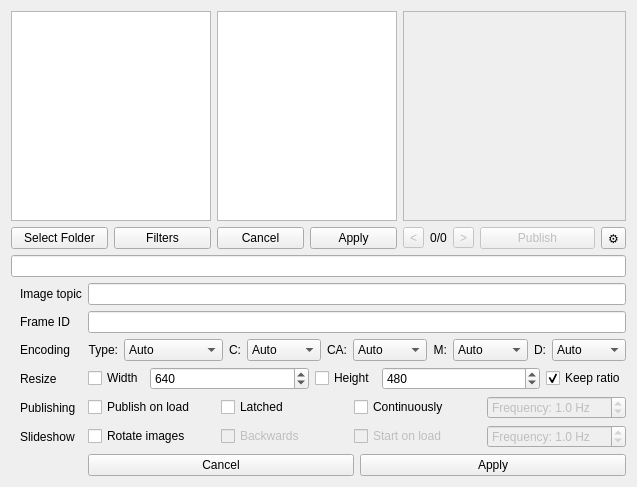
First picture: the form in src/rqt_image_publisher/rqt_image_publisher.ui, repository Eruvae/rqt_image_publisher, before the edit.
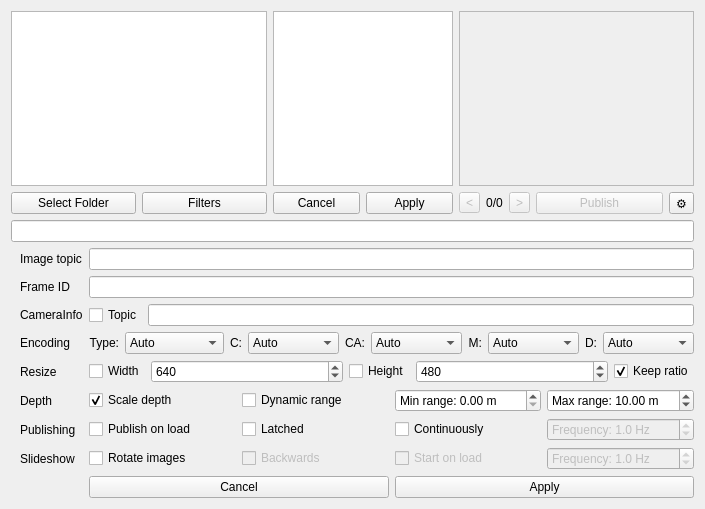
Second picture: the form after the edit.

Commit message: Added depth scaling for display, added possibility to publish camera info messages

```diff
--- a/src/rqt_image_publisher/rqt_image_publisher.ui
+++ b/src/rqt_image_publisher/rqt_image_publisher.ui
@@ -6,8 +6,8 @@
    <rect>
     <x>0</x>
     <y>0</y>
-    <width>637</width>
-    <height>487</height>
+    <width>705</width>
+    <height>509</height>
    </rect>
   </property>
   <property name="sizePolicy">
@@ -30,7 +30,7 @@
      </property>
      <property name="maximumSize">
       <size>
-       <width>200</width>
+       <width>400</width>
        <height>16777215</height>
       </size>
      </property>
@@ -249,49 +249,7 @@
       <property name="bottomMargin">
        <number>0</number>
       </property>
-      <item row="0" column="2">
-       <widget class="QLineEdit" name="imageTopicTextEdit"/>
-      </item>
-      <item row="3" column="1">
-       <widget class="QLabel" name="label">
-        <property name="text">
-         <string>Resize</string>
-        </property>
-       </widget>
-      </item>
-      <item row="0" column="1">
-       <widget class="QLabel" name="imageTopicLabel">
-        <property name="text">
-         <string>Image topic</string>
-        </property>
-       </widget>
-      </item>
-      <item row="5" column="1">
-       <widget class="QLabel" name="slideshowLabel">
-        <property name="text">
-         <string>Slideshow</string>
-        </property>
-       </widget>
-      </item>
       <item row="6" column="2">
-       <layout class="QHBoxLayout" name="applyButtonsLayout">
-        <item>
-         <widget class="QPushButton" name="settingsCancelButton">
-          <property name="text">
-           <string>Cancel</string>
-          </property>
-         </widget>
-        </item>
-        <item>
-         <widget class="QPushButton" name="settingsApplyButton">
-          <property name="text">
-           <string>Apply</string>
-          </property>
-         </widget>
-        </item>
-       </layout>
-      </item>
-      <item row="4" column="2">
        <layout class="QHBoxLayout" name="settingsPublishingLayout">
         <item>
          <widget class="QCheckBox" name="publishOnLoadCheckBox">
@@ -338,7 +296,17 @@
         </item>
        </layout>
       </item>
-      <item row="3" column="2">
+      <item row="1" column="2">
+       <widget class="QLineEdit" name="frameIdTextEdit"/>
+      </item>
+      <item row="5" column="1">
+       <widget class="QLabel" name="depthLabel">
+        <property name="text">
+         <string>Depth</string>
+        </property>
+       </widget>
+      </item>
+      <item row="4" column="2">
        <layout class="QHBoxLayout" name="settingsResizeLayout">
         <item>
          <widget class="QCheckBox" name="scaleWidthCheckBox">
@@ -404,84 +372,14 @@
         </item>
        </layout>
       </item>
-      <item row="1" column="1">
-       <widget class="QLabel" name="frameIdLabel">
+      <item row="0" column="1">
+       <widget class="QLabel" name="imageTopicLabel">
         <property name="text">
-         <string>Frame ID</string>
+         <string>Image topic</string>
         </property>
        </widget>
       </item>
-      <item row="5" column="2">
-       <layout class="QHBoxLayout" name="settingsSlideshowLayout">
-        <item>
-         <widget class="QCheckBox" name="rotateImagesCheckBox">
-          <property name="text">
-           <string>Rotate images</string>
-          </property>
-         </widget>
-        </item>
-        <item>
-         <widget class="QCheckBox" name="rotateBackwardsCheckBox">
-          <property name="enabled">
-           <bool>false</bool>
-          </property>
-          <property name="text">
-           <string>Backwards</string>
-          </property>
-         </widget>
-        </item>
-        <item>
-         <widget class="QCheckBox" name="startSlideshowOnLoadCheckBox">
-          <property name="enabled">
-           <bool>false</bool>
-          </property>
-          <property name="text">
-           <string>Start on load</string>
-          </property>
-         </widget>
-        </item>
-        <item>
-         <widget class="QDoubleSpinBox" name="rotationFrequencySpinBox">
-          <property name="enabled">
-           <bool>false</bool>
-          </property>
-          <property name="prefix">
-           <string>Frequency: </string>
-          </property>
-          <property name="suffix">
-           <string> Hz</string>
-          </property>
-          <property name="decimals">
-           <number>1</number>
-          </property>
-          <property name="maximum">
-           <double>100.000000000000000</double>
-          </property>
-          <property name="value">
-           <double>1.000000000000000</double>
-          </property>
-         </widget>
-        </item>
-       </layout>
-      </item>
-      <item row="2" column="1">
-       <widget class="QLabel" name="label_2">
-        <property name="text">
-         <string>Encoding</string>
-        </property>
-       </widget>
-      </item>
-      <item row="1" column="2">
-       <widget class="QLineEdit" name="frameIdTextEdit"/>
-      </item>
-      <item row="4" column="1">
-       <widget class="QLabel" name="publishingLabel">
-        <property name="text">
-         <string>Publishing</string>
-        </property>
-       </widget>
-      </item>
-      <item row="2" column="2">
+      <item row="3" column="2">
        <layout class="QHBoxLayout" name="encodingLayout">
         <item>
          <widget class="QLabel" name="typeLabel">
@@ -690,6 +588,192 @@
         </item>
        </layout>
       </item>
+      <item row="6" column="1">
+       <widget class="QLabel" name="publishingLabel">
+        <property name="text">
+         <string>Publishing</string>
+        </property>
+       </widget>
+      </item>
+      <item row="0" column="2">
+       <widget class="QLineEdit" name="imageTopicTextEdit"/>
+      </item>
+      <item row="4" column="1">
+       <widget class="QLabel" name="resizeLabel">
+        <property name="text">
+         <string>Resize</string>
+        </property>
+       </widget>
+      </item>
+      <item row="1" column="1">
+       <widget class="QLabel" name="frameIdLabel">
+        <property name="text">
+         <string>Frame ID</string>
+        </property>
+       </widget>
+      </item>
+      <item row="5" column="2">
+       <layout class="QHBoxLayout" name="depthSettingsLayout">
+        <item>
+         <widget class="QCheckBox" name="scaleDepthCheckBox">
+          <property name="text">
+           <string>Scale depth</string>
+          </property>
+          <property name="checked">
+           <bool>true</bool>
+          </property>
+         </widget>
+        </item>
+        <item>
+         <widget class="QCheckBox" name="dynamicRangeCheckbox">
+          <property name="text">
+           <string>Dynamic range</string>
+          </property>
+         </widget>
+        </item>
+        <item>
+         <widget class="QDoubleSpinBox" name="minRangeSpinBox">
+          <property name="prefix">
+           <string>Min range: </string>
+          </property>
+          <property name="suffix">
+           <string> m</string>
+          </property>
+          <property name="maximum">
+           <double>99.900000000000006</double>
+          </property>
+         </widget>
+        </item>
+        <item>
+         <widget class="QDoubleSpinBox" name="maxRangeSpinBox">
+          <property name="prefix">
+           <string>Max range: </string>
+          </property>
+          <property name="suffix">
+           <string> m</string>
+          </property>
+          <property name="minimum">
+           <double>0.100000000000000</double>
+          </property>
+          <property name="maximum">
+           <double>100.000000000000000</double>
+          </property>
+          <property name="singleStep">
+           <double>0.100000000000000</double>
+          </property>
+          <property name="value">
+           <double>10.000000000000000</double>
+          </property>
+         </widget>
+        </item>
+       </layout>
+      </item>
+      <item row="7" column="2">
+       <layout class="QHBoxLayout" name="settingsSlideshowLayout">
+        <item>
+         <widget class="QCheckBox" name="rotateImagesCheckBox">
+          <property name="text">
+           <string>Rotate images</string>
+          </property>
+         </widget>
+        </item>
+        <item>
+         <widget class="QCheckBox" name="rotateBackwardsCheckBox">
+          <property name="enabled">
+           <bool>false</bool>
+          </property>
+          <property name="text">
+           <string>Backwards</string>
+          </property>
+         </widget>
+        </item>
+        <item>
+         <widget class="QCheckBox" name="startSlideshowOnLoadCheckBox">
+          <property name="enabled">
+           <bool>false</bool>
+          </property>
+          <property name="text">
+           <string>Start on load</string>
+          </property>
+         </widget>
+        </item>
+        <item>
+         <widget class="QDoubleSpinBox" name="rotationFrequencySpinBox">
+          <property name="enabled">
+           <bool>false</bool>
+          </property>
+          <property name="prefix">
+           <string>Frequency: </string>
+          </property>
+          <property name="suffix">
+           <string> Hz</string>
+          </property>
+          <property name="decimals">
+           <number>1</number>
+          </property>
+          <property name="maximum">
+           <double>100.000000000000000</double>
+          </property>
+          <property name="value">
+           <double>1.000000000000000</double>
+          </property>
+         </widget>
+        </item>
+       </layout>
+      </item>
+      <item row="3" column="1">
+       <widget class="QLabel" name="encodingLabel">
+        <property name="text">
+         <string>Encoding</string>
+        </property>
+       </widget>
+      </item>
+      <item row="8" column="2">
+       <layout class="QHBoxLayout" name="applyButtonsLayout">
+        <item>
+         <widget class="QPushButton" name="settingsCancelButton">
+          <property name="text">
+           <string>Cancel</string>
+          </property>
+         </widget>
+        </item>
+        <item>
+         <widget class="QPushButton" name="settingsApplyButton">
+          <property name="text">
+           <string>Apply</string>
+          </property>
+         </widget>
+        </item>
+       </layout>
+      </item>
+      <item row="7" column="1">
+       <widget class="QLabel" name="slideshowLabel">
+        <property name="text">
+         <string>Slideshow</string>
+        </property>
+       </widget>
+      </item>
+      <item row="2" column="1">
+       <widget class="QLabel" name="cameraInfoLabel">
+        <property name="text">
+         <string>CameraInfo</string>
+        </property>
+       </widget>
+      </item>
+      <item row="2" column="2">
+       <layout class="QHBoxLayout" name="cameraInfoLayout">
+        <item>
+         <widget class="QCheckBox" name="cameraInfoCheckBox">
+          <property name="text">
+           <string>Topic</string>
+          </property>
+         </widget>
+        </item>
+        <item>
+         <widget class="QLineEdit" name="cameraInfoTopicLineEdit"/>
+        </item>
+       </layout>
+      </item>
      </layout>
     </widget>
    </item>
```
The commit also changes 2 other files.
